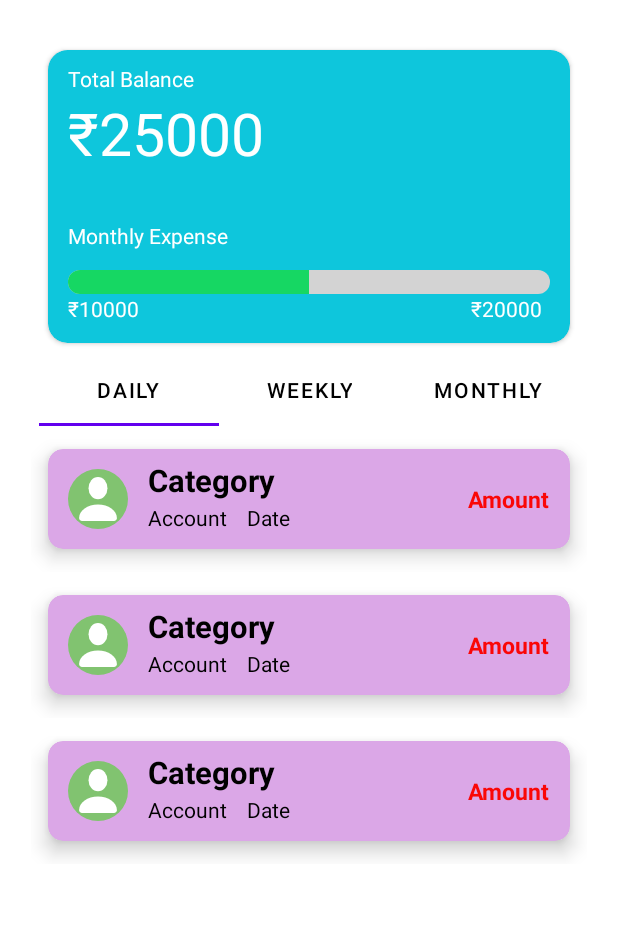
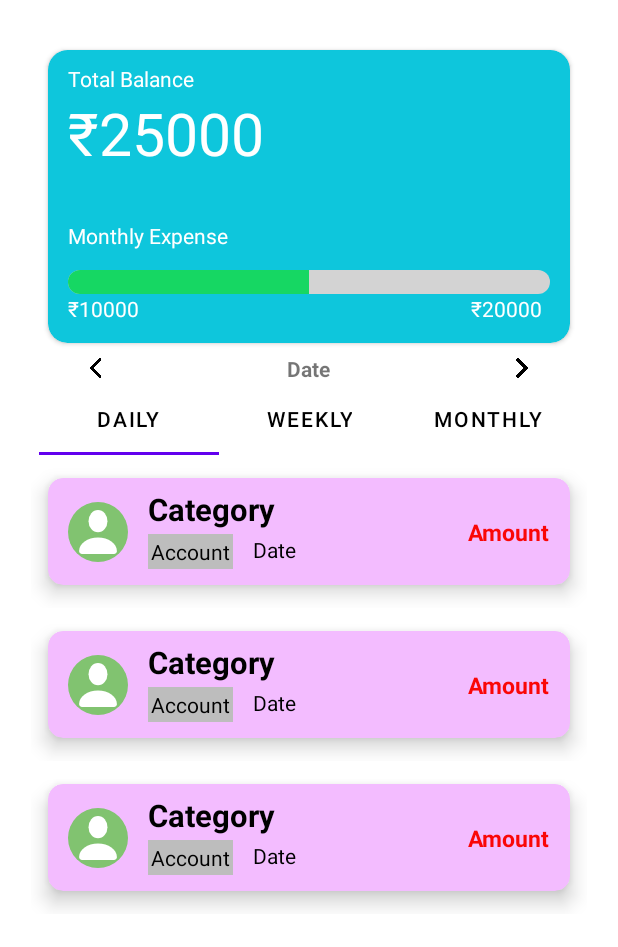
Before and after one commit to ArnavPatidar1/FinMate, an Android app: the layout fragment_home.xml on its own in the app's theme, with its tools: preview values and no code run, on a phone screen of 412 x 824 dp. Shown: the top 947 px of the screen. Run offline under Robolectric (Android 15) with nearby library versions, the phone set to English and light mode, and no system bars.

Commit message:
20/04/25

```diff
--- a/app/src/main/java/arnav/example/finmate/adapters/AccountAdapter.java
+++ b/app/src/main/java/arnav/example/finmate/adapters/AccountAdapter.java
@@ -12,6 +12,7 @@ import java.util.ArrayList;
 
 import arnav.example.finmate.R;
 import arnav.example.finmate.databinding.AccountsRowBinding;
+import arnav.example.finmate.helper.Backend;
 import arnav.example.finmate.model.AccountModel;
 
 public class AccountAdapter extends RecyclerView.Adapter<AccountAdapter.AccountViewHolder> {
--- a/app/src/main/java/arnav/example/finmate/adapters/ExpenseAdapter.java
+++ b/app/src/main/java/arnav/example/finmate/adapters/ExpenseAdapter.java
@@ -13,6 +13,7 @@ import java.util.ArrayList;
 
 import arnav.example.finmate.R;
 import arnav.example.finmate.databinding.DisplayTransactionRowBinding;
+import arnav.example.finmate.helper.Backend;
 import arnav.example.finmate.model.CategoryModel;
 import arnav.example.finmate.model.ExpenseModel;
 
@@ -36,6 +37,7 @@ public class ExpenseAdapter extends RecyclerView.Adapter<ExpenseAdapter.ExpenseV
     public void onBindViewHolder(@NonNull ExpenseViewHolder holder, int position) {
         ExpenseModel expense = expenses.get(position);
         holder.binding.rowAccount.setText(expense.getAccountName());
+        holder.binding.rowAccount.setBackgroundTintList(context.getColorStateList(Backend.getAccountColor(expense.getAccountName())));
         holder.binding.rowDate.setText(expense.getDate());
         holder.binding.rowAmount.setText(String.valueOf(expense.getAmount()));
         CategoryModel category = expense.getCategory();
--- a/app/src/main/res/layout/display_transaction_row.xml
+++ b/app/src/main/res/layout/display_transaction_row.xml
@@ -8,7 +8,7 @@
     <androidx.cardview.widget.CardView
         android:layout_width="0dp"
         android:layout_height="wrap_content"
-        app:cardBackgroundColor="#DBA7E7"
+        app:cardBackgroundColor="#F3BCFF"
         app:cardCornerRadius="10dp"
         app:cardElevation="8dp"
         app:cardUseCompatPadding="true"
@@ -19,7 +19,7 @@
 
         <androidx.constraintlayout.widget.ConstraintLayout
             android:layout_width="match_parent"
-            android:layout_height="match_parent">
+            android:layout_height="wrap_content">
 
             <ImageView
                 android:id="@+id/imgCategory"
@@ -40,14 +40,15 @@
             <TextView
                 android:id="@+id/row_category"
                 android:layout_width="wrap_content"
-                android:layout_height="0dp"
+                android:layout_height="wrap_content"
+                android:layout_marginBottom="@dimen/_2sdp"
                 android:layout_marginStart="@dimen/_10sdp"
                 android:layout_marginTop="@dimen/_5sdp"
                 android:text="@string/category"
                 android:textColor="@color/black"
                 android:textSize="@dimen/_16ssp"
                 android:textStyle="bold"
-                app:layout_constraintBottom_toTopOf="@+id/row_note"
+                app:layout_constraintBottom_toTopOf="@+id/row_account"
                 app:layout_constraintStart_toEndOf="@+id/imgCategory"
                 app:layout_constraintTop_toTopOf="parent" />
 
@@ -58,6 +59,8 @@
                 android:layout_marginStart="@dimen/_10sdp"
                 android:layout_marginBottom="@dimen/_8sdp"
                 android:text="@string/account"
+                android:padding="2dp"
+                android:background="@color/gray"
                 android:textColor="@color/black"
                 app:layout_constraintBottom_toBottomOf="parent"
                 app:layout_constraintStart_toEndOf="@+id/imgCategory"
--- a/app/src/main/res/layout/fragment_home.xml
+++ b/app/src/main/res/layout/fragment_home.xml
@@ -97,12 +97,50 @@
             </LinearLayout>
         </androidx.cardview.widget.CardView>
 
+        <LinearLayout
+            android:layout_width="match_parent"
+            android:layout_height="wrap_content"
+            android:id="@+id/dateLayout"
+            android:orientation="horizontal"
+            app:layout_constraintTop_toBottomOf="@+id/cardView"
+            app:layout_constraintBottom_toTopOf="@+id/tabLayout"
+            app:layout_constraintStart_toStartOf="parent"
+            android:gravity="center"
+            app:layout_constraintEnd_toEndOf="parent">
+
+            <ImageView
+                android:layout_width="0dp"
+                android:layout_height="@dimen/_10sdp"
+                android:src="@drawable/next_icon"
+                android:rotation="180"
+                android:id="@+id/previousDate"
+                android:layout_weight="1"
+                android:contentDescription="@string/go_to_previous_date"/>
+
+            <TextView
+                android:layout_width="wrap_content"
+                android:layout_height="wrap_content"
+                android:text="@string/date"
+                android:textStyle="bold"
+                android:textAlignment="center"
+                android:id="@+id/currentDate"
+                android:layout_weight="1"/>
+
+            <ImageView
+                android:layout_width="0dp"
+                android:layout_height="@dimen/_10sdp"
+                android:src="@drawable/next_icon"
+                android:id="@+id/nextDate"
+                android:contentDescription="@string/go_to_next_date"
+                android:layout_weight="1"/>
+
+        </LinearLayout>
         <com.google.android.material.tabs.TabLayout
             android:id="@+id/tabLayout"
             android:layout_width="match_parent"
             android:layout_height="wrap_content"
             app:layout_constraintStart_toStartOf="parent"
-            app:layout_constraintTop_toBottomOf="@+id/cardView"
+            app:layout_constraintTop_toBottomOf="@+id/dateLayout"
             app:layout_constraintBottom_toTopOf="@+id/recyclerExpense"
             app:layout_constraintEnd_toEndOf="parent"
             android:layout_marginStart="@dimen/_20sdp"
@@ -149,6 +187,8 @@
             android:paddingBottom="@dimen/_16sdp"
             app:layout_constraintBottom_toBottomOf="parent"
             app:layout_constraintTop_toBottomOf="@+id/tabLayout"
+            app:layout_constraintStart_toStartOf="@+id/tabLayout"
+            app:layout_constraintEnd_toEndOf="@+id/tabLayout"
             tools:listitem="@layout/display_transaction_row" />
 
     </androidx.constraintlayout.widget.ConstraintLayout>
--- a/app/src/main/res/values/strings.xml
+++ b/app/src/main/res/values/strings.xml
@@ -45,6 +45,8 @@
     <string name="select_category">Select Category</string>
     <string name="select_account">Select Account</string>
     <string name="account">Account</string>
+    <string name="go_to_previous_date">Go To Previous Date</string>
+    <string name="go_to_next_date">Go TO Next Date</string>
     <string-array name="expense_categories">
         <item>Select Category</item>
         <item>Food &amp; Dining</item>
```
Also changed, not shown: app/src/main/java/arnav/example/finmate/fragments/HomeFragment.java (+116 -39 lines), app/src/main/java/arnav/example/finmate/helper/Backend.java (+60 -7 lines), app/src/main/res/drawable/next_icon.png (added).
